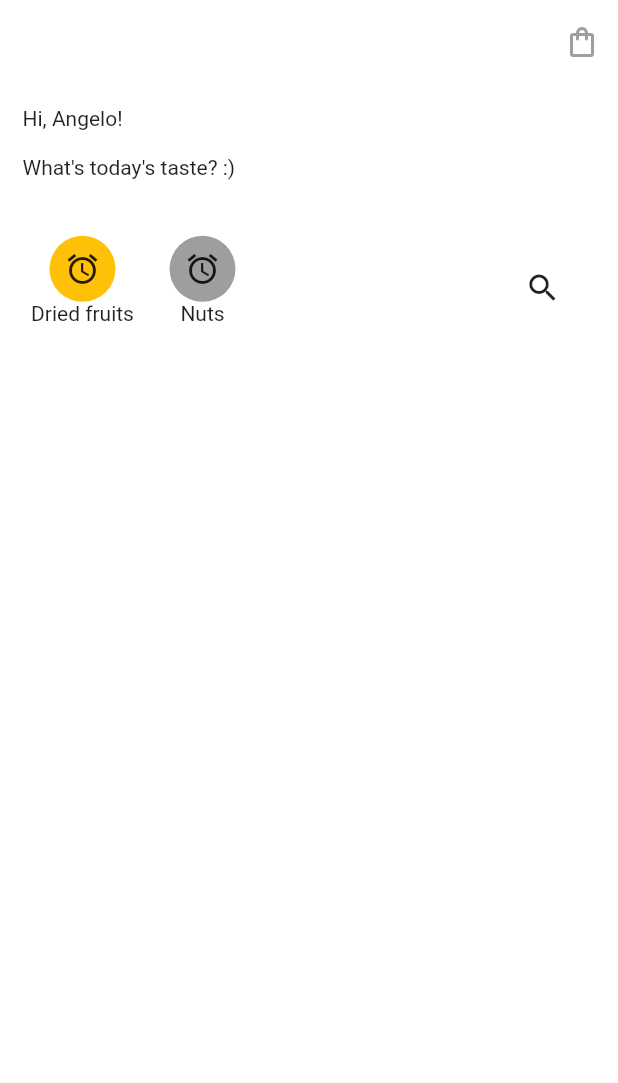
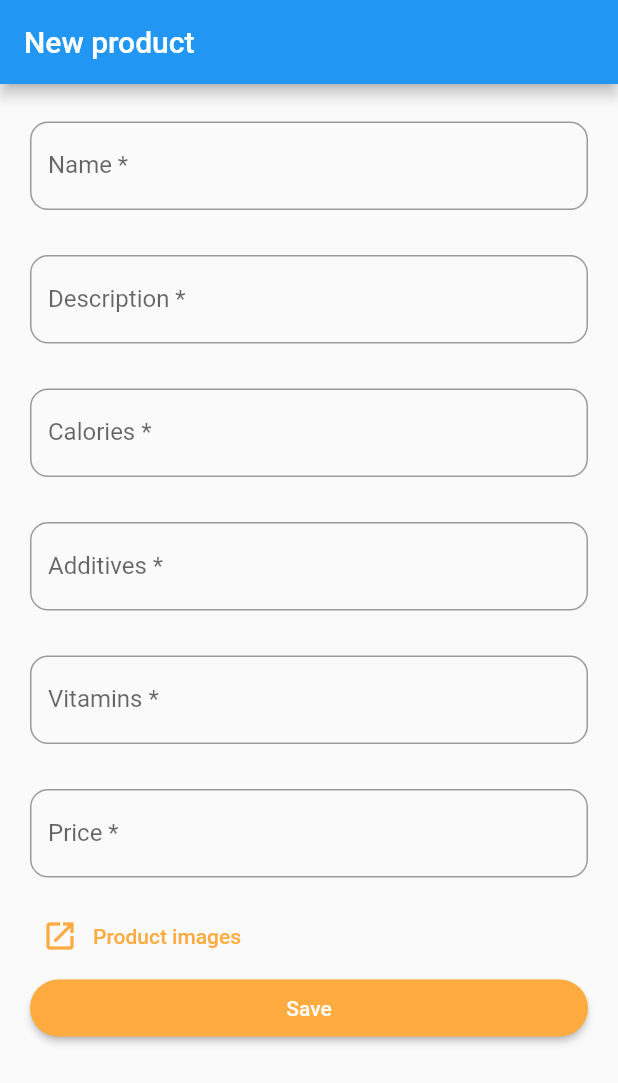
Before and after one commit to AERM2018/Rigel_fl_app, a Flutter app: the screen it shows after launch, on a phone screen of 412 x 824 dp. Shown: the top 1083 px of the screen. Run offline on Flutter 3.47's test engine with Material 2 defaults, Android fonts, the phone set to English and light mode, and no system bars; our stand-ins replace file_picker, sqflite; accounts and stored records are empty.

Commit message:
Doing: RMA-4 - Create product provider - Add product provider in main - Put theme from app in different file - Add insert method in product model - Add create new product screen - Add product images screen - Add custom text form field validator - Get image from gallery and add it to the provoder

```diff
--- a/lib/main.dart
+++ b/lib/main.dart
@@ -1,7 +1,9 @@
 import 'package:flutter/material.dart';
 import 'package:provider/provider.dart';
 import 'package:rigel_app/providers/product_categories_provider.dart';
+import 'package:rigel_app/providers/product_provider.dart';
 import 'package:rigel_app/screens/screens.dart';
+import 'package:rigel_app/themes/app_theme.dart';
 
 void main(){
   WidgetsFlutterBinding.ensureInitialized();
@@ -13,15 +15,19 @@ class MyApp extends StatelessWidget {
   Widget build(BuildContext context) {
     return MultiProvider(
       providers: [
-        ChangeNotifierProvider(create: (context) => ProductCategoriesProvider(),lazy: false,)
+        ChangeNotifierProvider(create: (context) => ProductCategoriesProvider(),lazy: false,),
+        ChangeNotifierProvider(create: (context) => ProductProvider(),lazy: false,)
       ],
       child: MaterialApp(
         debugShowCheckedModeBanner: false,
         title: "Rigel app",
-        initialRoute: "home",
+        initialRoute: "newProduct",
           routes: {
-            "home":(context) => const HomeScreen()
+            "home":(context) => const HomeScreen(),
+            "newProduct":(context) => const NewProductScreen(),
+            "productImages":(context) => const ProductImagesScreen(),
           },
+          theme: AppTheme.ligthTheme,
         ),
     );
   }
--- a/lib/models/product_model.dart
+++ b/lib/models/product_model.dart
@@ -1,4 +1,6 @@
+import 'package:rigel_app/helpers/db_helper.dart';
 import 'package:rigel_app/models/models.dart';
+import 'package:sqflite/sqflite.dart';
 
 class Product{
   final int? id;
@@ -57,4 +59,19 @@ class Product{
       "images":images,
     };
   }
+
+  static Future<List<Product>> find() async{
+    Database db = await DbHelper.instance.db;
+    var products = await db.query('products');
+    return products.isNotEmpty
+        ? products
+            .map((product) => Product.fromMap(product))
+            .toList()
+        : [];
+  }
+
+  static Future<void> insert(Product product) async{
+    Database db = await DbHelper.instance.db;
+    await db.insert('products', product.toMap());
+  }
 }
--- /dev/null
+++ b/lib/providers/product_provider.dart
@@ -0,0 +1,38 @@
+import 'package:flutter/material.dart';
+import 'package:rigel_app/models/models.dart';
+
+class ProductProvider with ChangeNotifier{
+  List<Product> products = [];
+  late Product productSelected;
+  List<String> productImages = [];
+
+  ProductProvider(){
+    print("Products provider initialized");
+    getProducts();
+  }
+
+  getProducts() async{
+    products = await Product.find();
+    if(products.isNotEmpty){
+      productSelected = products[0];
+    }
+    notifyListeners();
+  }
+
+  addProduct(Product product) async{
+    Product.insert(product);
+    products = [...products, product];
+    notifyListeners();
+  }
+
+  selectProduct(Product product){
+    productSelected = product;
+    notifyListeners();
+  }
+
+  addProductImage(String path){
+    productImages = [...productImages, path.toString()];
+    print(productImages);
+    notifyListeners();
+  }
+}
--- /dev/null
+++ b/lib/screens/new_product_screen.dart
@@ -0,0 +1,19 @@
+import 'package:flutter/material.dart';
+import 'package:rigel_app/widgets/widgets.dart';
+
+class NewProductScreen extends StatelessWidget {
+  const NewProductScreen({Key? key}) : super(key: key);
+
+  @override
+  Widget build(BuildContext context) {
+    return Scaffold(
+      appBar: AppBar(
+        title: const Text("New product"),
+      ),
+      body: Padding(
+        padding: const EdgeInsets.symmetric(horizontal: 20, vertical: 10),
+        child: NewProductForm(),
+      ),
+    );
+  }
+}
--- a/lib/screens/screens.dart
+++ b/lib/screens/screens.dart
@@ -1 +1,4 @@
+export 'package:rigel_app/screens/product_images_screen.dart';
+
+export'package:rigel_app/screens/new_product_screen.dart';
 export 'package:rigel_app/screens/home_screen.dart';
--- /dev/null
+++ b/lib/themes/app_theme.dart
@@ -0,0 +1,26 @@
+import 'package:flutter/material.dart';
+
+class AppTheme{
+
+  static Color primaryColor = Colors.orangeAccent;
+  static get ligthTheme{
+    return ThemeData.light().copyWith(
+      inputDecorationTheme: InputDecorationTheme(
+         border: OutlineInputBorder( borderRadius: BorderRadius.circular(12)),
+         focusedBorder: OutlineInputBorder(
+          borderSide: BorderSide(color: primaryColor,width: 1.5),
+          borderRadius: BorderRadius.circular(12)
+        ),
+      ),
+      elevatedButtonTheme: ElevatedButtonThemeData(
+        style: TextButton.styleFrom(
+          minimumSize: const Size(double.infinity, 38),
+          backgroundColor: primaryColor,
+          shape: const RoundedRectangleBorder(
+            borderRadius: BorderRadius.all(Radius.circular(20))
+          )
+        )
+      )
+    );
+  }
+}
--- /dev/null
+++ b/lib/widgets/new_product_form.dart
@@ -0,0 +1,66 @@
+import 'package:flutter/material.dart';
+import 'package:provider/provider.dart';
+import 'package:rigel_app/helpers/validator_helper.dart';
+import 'package:rigel_app/models/models.dart';
+import 'package:rigel_app/providers/product_provider.dart';
+import 'package:rigel_app/themes/app_theme.dart';
+
+class NewProductForm extends StatefulWidget {
+  final List<Map<String,dynamic>> newProductFields = [
+    {"name":"Name","hint":"Type product name", "label":"Name *", "keyboardType":TextInputType.text,"validator":ValidatorHelper.notEmpty },
+    {"name":"Description","hint":"Type product description", "label":"Description *", "keyboardType":TextInputType.text,"validator":ValidatorHelper.notEmpty},
+    {"name":"Calories","hint":"Type product calories (%)", "label":"Calories *", "keyboardType":TextInputType.number,"validator":null},
+    {"name":"Additives","hint":"Type product additives (%)", "label":"Additives *", "keyboardType":TextInputType.number,"validator":null},
+    {"name":"Vitamins","hint":"Type product vitamins (%)", "label":"Vitamins *", "keyboardType":TextInputType.number,"validator":null},
+    {"name":"Price","hint":"Type product price (\$)", "label":"Price *", "keyboardType":TextInputType.number,"validator":ValidatorHelper.doubleGtZero},
+  ];
+  NewProductForm({Key? key}) : super(key: key);
+  @override
+  State<NewProductForm> createState() => _NewProductFormState();
+}
+
+class _NewProductFormState extends State<NewProductForm> {
+  final _formKey = GlobalKey<FormState>();
+  @override
+  Widget build(BuildContext context) {
+  final ProductProvider productProvider = Provider.of<ProductProvider>(context);
+    return Form(
+      key: _formKey,
+      child: SingleChildScrollView(
+        child: Column(
+          children: [
+            ...widget.newProductFields.map((field) => Padding(
+              padding: const EdgeInsets.symmetric(vertical:15),
+              child: TextFormField(
+                decoration: InputDecoration(
+                  hintText: field['hint'],
+                  label: Text(field['label'])
+                ),
+                validator: (value) => field['validator'] != null ? field['validator'](value,field['name']) : null,
+                keyboardType: field['keyboardType'],
+              ),
+            )).toList(),
+            TextButton(onPressed: (){
+              Navigator.pushNamed(context, "productImages");
+            },
+            child:  Row(
+                    children: [
+                      Icon(Icons.open_in_new, color: AppTheme.primaryColor,),
+                      const SizedBox(width: 10,),
+                      Text("Product images", style: TextStyle(color: AppTheme.primaryColor),)
+                    ],
+                  )),
+            ElevatedButton(onPressed: (){
+              if(_formKey.currentState!.validate()){
+                print("data's valid");
+                // productProvider.addProduct(Product.fromMap({
+
+                // }));
+              }
+            }, child: const Text("Save")),
+            const SizedBox(height: 10,)
+          ],
+          ),
+      ));
+  }
+}
--- a/lib/widgets/widgets.dart
+++ b/lib/widgets/widgets.dart
@@ -1,4 +1,5 @@
+export 'package:rigel_app/widgets/new_product_form.dart';
+
 export 'package:rigel_app/widgets/product_category_slider_item.dart';
-
 export 'package:rigel_app/widgets/product_categories_slider.dart';
 export  'package:rigel_app/widgets/welcome_message_widget.dart';
--- a/pubspec.yaml
+++ b/pubspec.yaml
@@ -38,6 +38,7 @@ dependencies:
   path: ^1.8.1
   path_provider: ^2.0.11
   provider: ^6.0.3
+  file_picker: ^5.2.0+1
 
 dev_dependencies:
   flutter_test:
```
Also changed, not shown: lib/helpers/db_helper.dart (+6 -3 lines), lib/helpers/validator_helper.dart (added, +14 -0 lines), lib/screens/product_images_screen.dart (added, +39 -0 lines).
